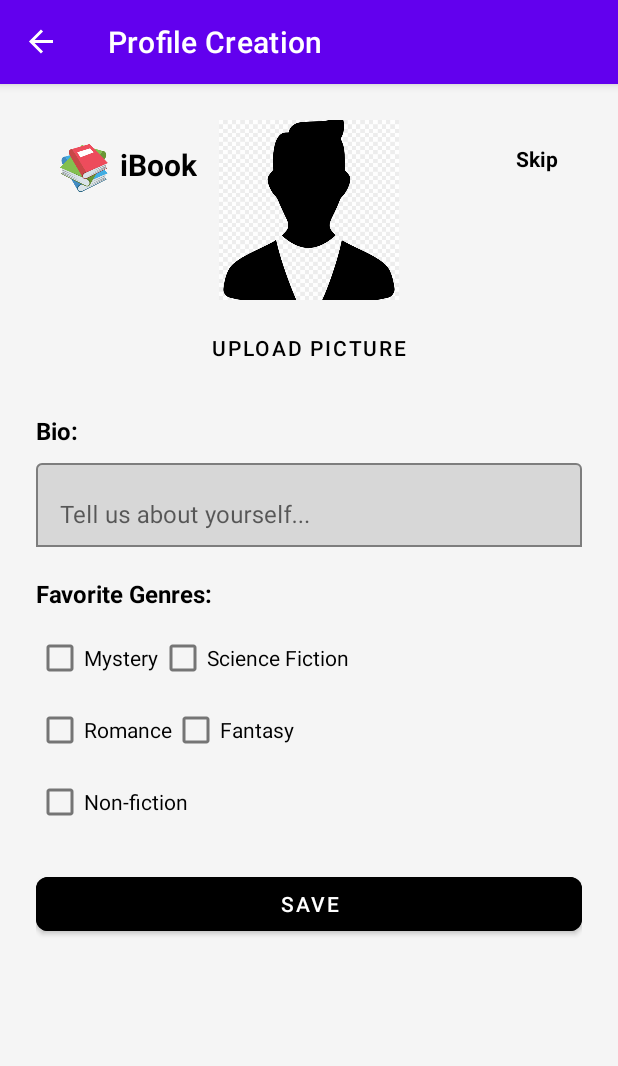
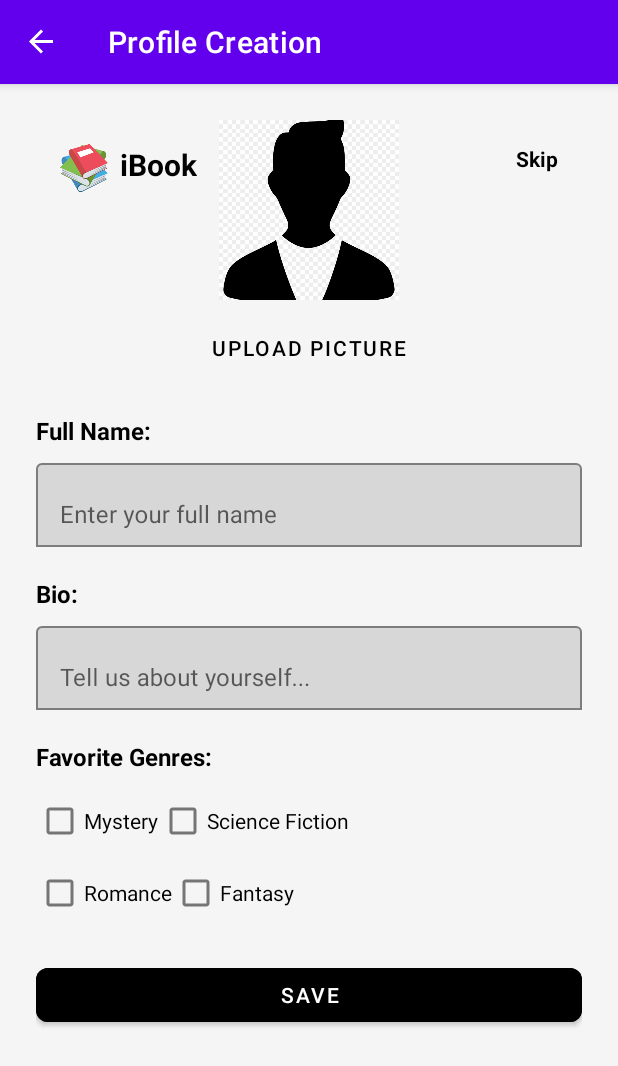
Before and after one commit to AmitOfeck/iBookProject, an Android app built with Jetpack Compose: the ProfileCreationFragment screen opened through its navigation route, on a phone screen of 412 x 824 dp. Shown: the top 1066 px of the screen. Run offline under Robolectric (Android 15) with nearby library versions, the phone set to English and light mode, and no system bars; our stand-ins replace Firebase (no records; nobody signed in at launch, a user with empty details on screens opened directly), Room's generated code, data binding, navigation-ui.

Commit message:
save profile creation in room

```diff
--- /dev/null
+++ b/app/src/main/java/com/example/ibookproject/data/dao/UserDao.kt
@@ -0,0 +1,20 @@
+package com.example.ibookproject.data.dao
+
+import androidx.room.*
+import com.example.ibookproject.data.entities.UserEntity
+import kotlinx.coroutines.flow.Flow
+
+@Dao
+interface UserDao {
+    @Insert(onConflict = OnConflictStrategy.REPLACE)
+    suspend fun insertUser(user: UserEntity)
+
+    @Update
+    suspend fun updateUser(user: UserEntity)
+
+    @Query("SELECT * FROM users WHERE userId = :userId LIMIT 1")
+    fun getUserById(userId: String): Flow<UserEntity?>
+
+    @Delete
+    suspend fun deleteUser(user: UserEntity)
+}
--- /dev/null
+++ b/app/src/main/java/com/example/ibookproject/data/database/UserDatabase.kt
@@ -0,0 +1,32 @@
+package com.example.ibookproject.data.database
+
+import android.content.Context
+import androidx.room.Database
+import androidx.room.Room
+import androidx.room.RoomDatabase
+import com.example.ibookproject.data.dao.UserDao
+import com.example.ibookproject.data.entities.UserEntity
+
+@Database(entities = [UserEntity::class], version = 2, exportSchema = false)
+abstract class UserDatabase : RoomDatabase() {
+    abstract fun userDao(): UserDao
+
+    companion object {
+        @Volatile
+        private var INSTANCE: UserDatabase? = null
+
+        fun getDatabase(context: Context): UserDatabase {
+            return INSTANCE ?: synchronized(this) {
+                val instance = Room.databaseBuilder(
+                    context.applicationContext,
+                    UserDatabase::class.java,
+                    "user_database"
+                )
+                    .fallbackToDestructiveMigration()
+                    .build()
+                INSTANCE = instance
+                instance
+            }
+        }
+    }
+}
--- a/app/src/main/res/layout/fragment_profile_creation.xml
+++ b/app/src/main/res/layout/fragment_profile_creation.xml
@@ -82,6 +82,39 @@
             app:layout_constraintEnd_toEndOf="parent"
             android:layout_marginTop="8dp"/>
 
+        <!-- Name Label -->
+        <TextView
+            android:id="@+id/nameLabel"
+            android:layout_width="wrap_content"
+            android:layout_height="wrap_content"
+            android:text="Full Name:"
+            android:textSize="16sp"
+            android:textColor="@color/black"
+            android:textStyle="bold"
+            app:layout_constraintTop_toBottomOf="@id/selectImageButton"
+            app:layout_constraintStart_toStartOf="parent"
+            android:layout_marginTop="20dp"/>
+
+        <!-- Name Input -->
+        <com.google.android.material.textfield.TextInputLayout
+            android:id="@+id/nameInputLayout"
+            android:layout_width="0dp"
+            android:layout_height="wrap_content"
+            app:boxStrokeColor="@color/black"
+            app:boxBackgroundMode="outline"
+            app:layout_constraintTop_toBottomOf="@id/nameLabel"
+            app:layout_constraintStart_toStartOf="parent"
+            app:layout_constraintEnd_toEndOf="parent"
+            android:layout_marginTop="5dp">
+
+            <com.google.android.material.textfield.TextInputEditText
+                android:id="@+id/nameInput"
+                android:layout_width="match_parent"
+                android:layout_height="wrap_content"
+                android:hint="Enter your full name"
+                android:inputType="text"/>
+        </com.google.android.material.textfield.TextInputLayout>
+
         <!-- Bio Label -->
         <TextView
             android:id="@+id/bioLabel"
@@ -91,7 +124,7 @@
             android:textSize="16sp"
             android:textColor="@color/black"
             android:textStyle="bold"
-            app:layout_constraintTop_toBottomOf="@id/selectImageButton"
+            app:layout_constraintTop_toBottomOf="@id/nameInputLayout"
             app:layout_constraintStart_toStartOf="parent"
             android:layout_marginTop="20dp"/>
 
@@ -156,15 +189,6 @@
                 <CheckBox android:id="@+id/checkboxRomance" android:layout_width="wrap_content" android:layout_height="wrap_content" android:text="Romance"/>
                 <CheckBox android:id="@+id/checkboxFantasy" android:layout_width="wrap_content" android:layout_height="wrap_content" android:text="Fantasy"/>
             </LinearLayout>
-
-            <LinearLayout
-                android:layout_width="match_parent"
-                android:layout_height="wrap_content"
-                android:orientation="horizontal">
-
-                <CheckBox android:id="@+id/checkboxNonFiction" android:layout_width="wrap_content" android:layout_height="wrap_content" android:text="Non-fiction"/>
-            </LinearLayout>
-
         </LinearLayout>
 
         <!-- Save Button -->
@@ -180,6 +204,5 @@
             app:layout_constraintStart_toStartOf="parent"
             app:layout_constraintEnd_toEndOf="parent"
             android:layout_marginTop="20dp"/>
-
     </androidx.constraintlayout.widget.ConstraintLayout>
 </layout>
```
Also changed, not shown: app/src/main/java/com/example/ibookproject/data/entities/UserEntity.kt (added, +26 -0 lines), app/src/main/java/com/example/ibookproject/repository/UserRepository.kt (added, +15 -0 lines), app/src/main/java/com/example/ibookproject/ui/profile/ProfileCreationFragment.kt (+41 -13 lines), app/src/main/java/com/example/ibookproject/ui/profile/UserViewModel.kt (added, +36 -0 lines).
